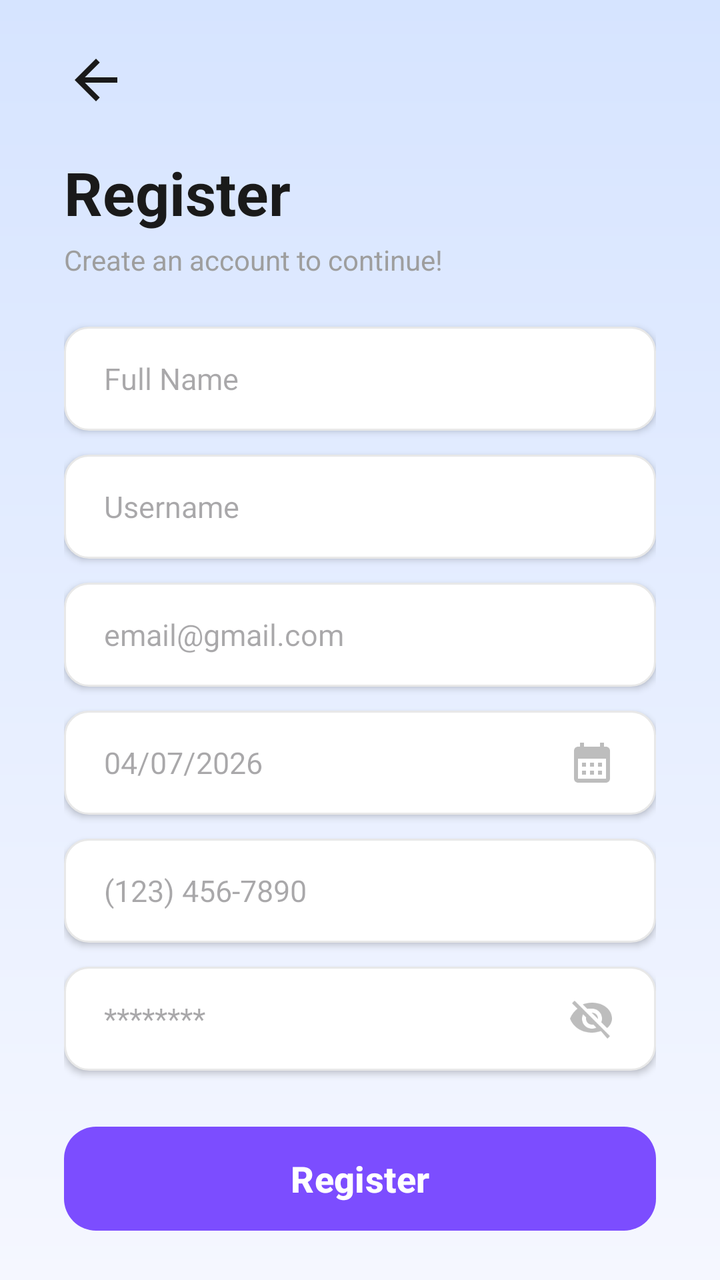
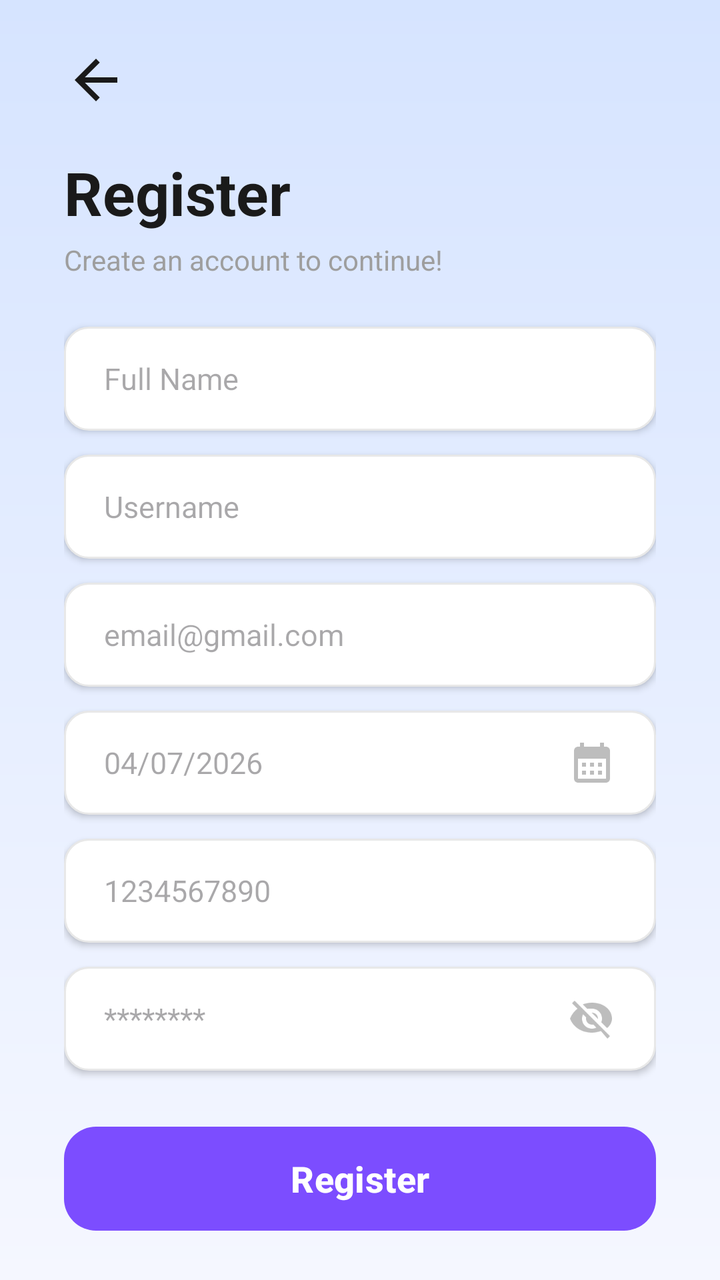

Two renders of the same Android screen: before a commit and after it. Below are the layout's source before the change and the commit's diff.
<!-- AndroidManifest.xml: application theme Theme.ClendApp -->
<!-- res/layout/activity_register.xml -->
<?xml version="1.0" encoding="utf-8"?>
<androidx.constraintlayout.widget.ConstraintLayout xmlns:android="http://schemas.android.com/apk/res/android"
    xmlns:app="http://schemas.android.com/apk/res-auto"
    android:layout_width="match_parent"
    android:layout_height="match_parent"
    android:background="@drawable/bg_login_gradient">

    <LinearLayout
        android:layout_width="match_parent"
        android:layout_height="match_parent"
        android:orientation="vertical"
        android:paddingHorizontal="32dp"
        android:paddingTop="24dp"
        android:paddingBottom="16dp">

        <ImageView
            android:id="@+id/btn_back"
            android:layout_width="32dp"
            android:layout_height="32dp"
            android:background="?attr/selectableItemBackgroundBorderless"
            android:src="@drawable/ic_arrow_back"
            android:contentDescription="@string/app_name"
            app:tint="#1A1A1A" />

        <TextView
            android:layout_width="wrap_content"
            android:layout_height="wrap_content"
            android:layout_marginTop="20dp"
            android:text="Register"
            android:textColor="#1A1A1A"
            android:textSize="30sp"
            android:textStyle="bold" />

        <TextView
            android:layout_width="wrap_content"
            android:layout_height="wrap_content"
            android:layout_marginTop="4dp"
            android:text="Create an account to continue!"
            android:textColor="#9E9E9E"
            android:textSize="14sp" />

        
        <EditText
            android:id="@+id/et_full_name"
            android:layout_width="match_parent"
            android:layout_height="52dp"
            android:layout_marginTop="24dp"
            android:background="@drawable/bg_input_field"
            android:hint="Full Name"
            android:inputType="textPersonName"
            android:paddingHorizontal="20dp"
            android:textColor="#2A2A2A"
            android:textSize="15sp"
            android:elevation="2dp" />

        
        <EditText
            android:id="@+id/et_username"
            android:layout_width="match_parent"
            android:layout_height="52dp"
            android:layout_marginTop="12dp"
            android:background="@drawable/bg_input_field"
            android:hint="Username"
            android:inputType="text"
            android:paddingHorizontal="20dp"
            android:textColor="#2A2A2A"
            android:textSize="15sp"
            android:elevation="2dp" />

        
        <EditText
            android:id="@+id/et_email"
            android:layout_width="match_parent"
            android:layout_height="52dp"
            android:layout_marginTop="12dp"
            android:background="@drawable/bg_input_field"
            android:hint="email@gmail.com"
            android:inputType="textEmailAddress"
            android:paddingHorizontal="20dp"
            android:textColor="#2A2A2A"
            android:textSize="15sp"
            android:elevation="2dp" />

        
        <RelativeLayout
            android:layout_width="match_parent"
            android:layout_height="52dp"
            android:layout_marginTop="12dp"
            android:background="@drawable/bg_input_field"
            android:paddingHorizontal="20dp"
            android:elevation="2dp">

            <EditText
                android:id="@+id/et_birth_date"
                android:layout_width="match_parent"
                android:layout_height="match_parent"
                android:background="@android:color/transparent"
                android:focusable="false"
                android:hint="04/07/2026"
                android:textColor="#2A2A2A"
                android:textSize="15sp" />

            <ImageView
                android:layout_width="24dp"
                android:layout_height="24dp"
                android:layout_alignParentEnd="true"
                android:layout_centerVertical="true"
                android:src="@drawable/ic_calendar"
                app:tint="#BDBDBD" />
        </RelativeLayout>

        
        <LinearLayout
            android:layout_width="match_parent"
            android:layout_height="52dp"
            android:layout_marginTop="12dp"
            android:background="@drawable/bg_input_field"
            android:orientation="horizontal"
            android:elevation="2dp">

            <EditText
                android:id="@+id/et_phone"
                android:layout_width="match_parent"
                android:layout_height="match_parent"
                android:background="@android:color/transparent"
                android:hint="(123) 456-7890"
                android:inputType="phone"
                android:paddingHorizontal="20dp"
                android:textColor="#2A2A2A"
                android:textSize="15sp" />
        </LinearLayout>

        
        <RelativeLayout
            android:layout_width="match_parent"
            android:layout_height="52dp"
            android:layout_marginTop="12dp"
            android:background="@drawable/bg_input_field"
            android:paddingHorizontal="20dp"
            android:elevation="2dp">

            <EditText
                android:id="@+id/et_password"
                android:layout_width="match_parent"
                android:layout_height="match_parent"
                android:layout_toStartOf="@+id/iv_show_password"
                android:background="@android:color/transparent"
                android:hint="********"
                android:inputType="textPassword"
                android:textColor="#2A2A2A"
                android:textSize="15sp" />

            <ImageView
                android:id="@+id/iv_show_password"
                android:layout_width="24dp"
                android:layout_height="24dp"
                android:layout_alignParentEnd="true"
                android:layout_centerVertical="true"
                android:src="@drawable/ic_visibility_off"
                app:tint="#BDBDBD" />
        </RelativeLayout>

        
        <com.google.android.material.button.MaterialButton
            android:id="@+id/btn_register"
            android:layout_width="match_parent"
            android:layout_height="60dp"
            android:layout_marginTop="24dp"
            android:text="Register"
            android:textAllCaps="false"
            android:textSize="18sp"
            android:textStyle="bold"
            app:backgroundTint="#7C4DFF"
            app:cornerRadius="16dp"
            app:elevation="4dp" />

        
        <LinearLayout
            android:layout_width="wrap_content"
            android:layout_height="0dp"
            android:layout_weight="1"
            android:layout_gravity="center"
            android:gravity="bottom"
            android:layout_marginBottom="16dp"
            android:orientation="horizontal">

            <TextView
                android:layout_width="wrap_content"
                android:layout_height="wrap_content"
                android:text="Already have an account? "
                android:textColor="#757575"
                android:textSize="15sp" />

            <TextView
                android:id="@+id/tv_login"
                android:layout_width="wrap_content"
                android:layout_height="wrap_content"
                android:text="Log in"
                android:textColor="#7C4DFF"
                android:textSize="15sp"
                android:textStyle="bold" />
        </LinearLayout>

    </LinearLayout>

</androidx.constraintlayout.widget.ConstraintLayout>
<!-- resources referenced by this layout -->
<resources>
  <!-- drawable bg_input_field (drawable) -->
  <?xml version="1.0" encoding="utf-8"?>
  <shape xmlns:android="http://schemas.android.com/apk/res/android">
      <stroke android:width="1dp" android:color="#E8E8E8" />
      <corners android:radius="12dp" />
      <solid android:color="#FFFFFF" />
  </shape>
  <!-- drawable bg_login_gradient (drawable) -->
  <?xml version="1.0" encoding="utf-8"?>
  <shape xmlns:android="http://schemas.android.com/apk/res/android">
      <gradient
          android:angle="270"
          android:endColor="#F5F7FF"
          android:startColor="#D6E4FF"
          android:type="linear" />
  </shape>
  <!-- drawable ic_arrow_back (drawable) -->
  <vector xmlns:android="http://schemas.android.com/apk/res/android"
      android:width="24dp"
      android:height="24dp"
      android:viewportWidth="24"
      android:viewportHeight="24">
      <path
          android:fillColor="#000000"
          android:pathData="M20,11H7.83l5.59,-5.59L12,4l-8,8l8,8l1.41,-1.41L7.83,13H20v-2z" />
  </vector>
  <!-- drawable ic_calendar (drawable) -->
  <vector xmlns:android="http://schemas.android.com/apk/res/android" android:height="24dp" android:tint="#000000" android:viewportHeight="24" android:viewportWidth="24" android:width="24dp">
        
      <path android:fillColor="@android:color/white" android:pathData="M19,4h-1V2h-2v2H8V2H6v2H5C3.89,4 3.01,4.9 3.01,6L3,20c0,1.1 0.89,2 2,2h14c1.1,0 2,-0.9 2,-2V6C21,4.9 20.1,4 19,4zM19,20H5V10h14V20zM9,14H7v-2h2V14zM13,14h-2v-2h2V14zM17,14h-2v-2h2V14zM9,18H7v-2h2V18zM13,18h-2v-2h2V18zM17,18h-2v-2h2V18z"/>
      
  </vector>
  <!-- drawable ic_visibility_off (drawable) -->
  <vector xmlns:android="http://schemas.android.com/apk/res/android"
      android:width="24dp"
      android:height="24dp"
      android:viewportWidth="24"
      android:viewportHeight="24">
      <path
          android:fillColor="#000000"
          android:pathData="M12,7c2.76,0 5,2.24 5,5 0,0.65 -0.13,1.26 -0.36,1.82l2.92,2.92C21.06,15.39 22,13.81 22,12c0,-4.27 -4.03,-8 -10,-8 -1.64,0 -3.19,0.31 -4.59,0.87l2.17,2.17C10.58,7.03 11.28,7 12,7zM2,4.27l2.28,2.28 0.46,0.46C3.08,8.3 1.78,10.02 1,12c1.73,4.39 6,7 11,7 1.55,0 3.03,-0.3 4.38,-0.84l0.42,0.42L19.73,22 21,20.73 3.27,3 2,4.27zM7.53,9.8l1.55,1.55c-0.05,0.21 -0.08,0.43 -0.08,0.65 0,1.66 1.34,3 3,3 0.22,0 0.44,-0.03 0.65,-0.08l1.55,1.55c-0.67,0.33 -1.41,0.53 -2.2,0.53 -2.76,0 -5,-2.24 -5,-5 0,-0.79 0.2,-1.53 0.53,-2.2zM11.84,9.02l3.15,3.15 0.01,-0.17c0,-1.66 -1.34,-3 -3,-3l-0.16,0.02z" />
  </vector>
  <string name="app_name">Clend App</string>
  <style name="Theme.ClendApp" parent="Base.Theme.ClendApp" />
  <style name="Base.Theme.ClendApp" parent="Theme.Material3.Light.NoActionBar">
          
          <item name="colorPrimary">#7C4DFF</item>
          <item name="colorOnPrimary">@color/white</item>
      </style>
  <color name="white">#FFFFFFFF</color>
</resources>

<!-- the commit's change to res/layout/activity_register.xml (unified diff, before → after) -->
@@ -123,8 +123,10 @@
                 android:layout_width="match_parent"
                 android:layout_height="match_parent"
                 android:background="@android:color/transparent"
-                android:hint="(123) 456-7890"
+                android:hint="1234567890"
                 android:inputType="phone"
+                android:maxLength="10"
+                android:digits="0123456789"
                 android:paddingHorizontal="20dp"
                 android:textColor="#2A2A2A"
                 android:textSize="15sp" />
